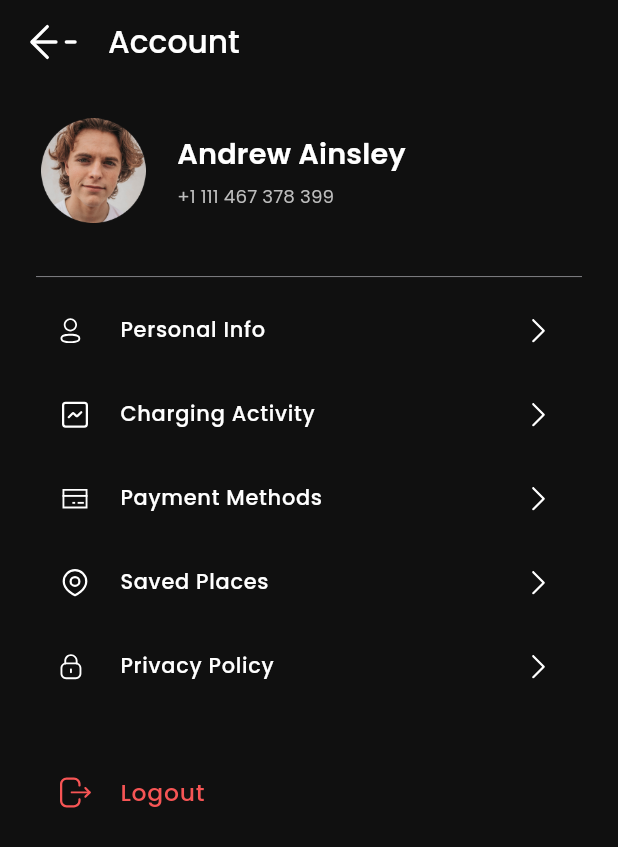
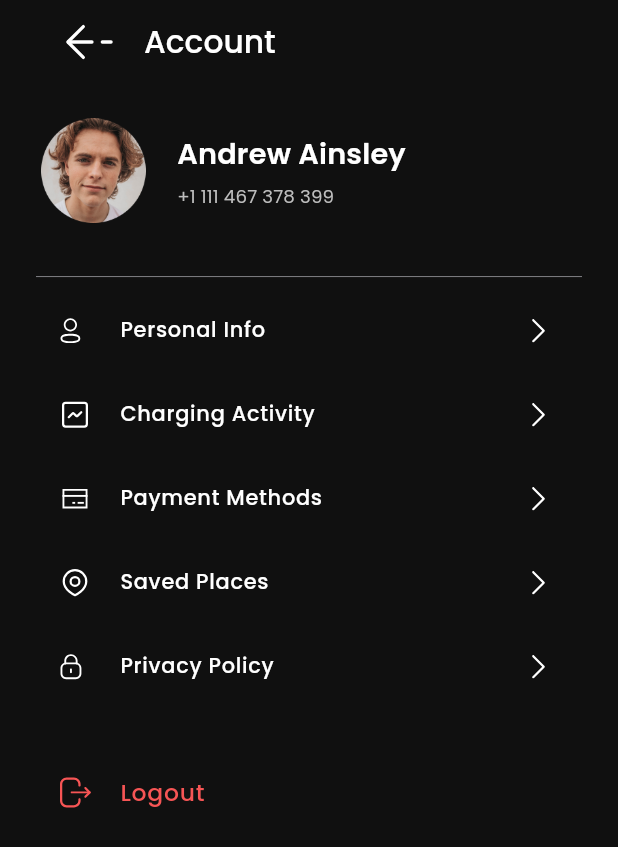
Before and after one commit to backbencherstudio/mevetec_app, a Flutter app: the ProfileScreen screen opened by its route, on a phone screen of 412 x 824 dp. Shown: the top 847 px of the screen. Run offline on Flutter 3.47's test engine with Material 3 defaults, Android fonts, the phone set to English and light mode, and no system bars; our stand-ins replace flutter_riverpod, flutter_screenutil, flutter_svg, go_router, google_fonts.

Commit message:
custom app bar update

```diff
--- a/lib/src/core/theme/app_theme.dart
+++ b/lib/src/core/theme/app_theme.dart
@@ -1,4 +1,5 @@
 import 'package:flutter/material.dart';
+import 'package:mevetec_app/src/core/theme/part/app_bar_theme.dart';
 
 import 'part/elevated_button_theme.dart';
 import 'part/input_decoration_theme.dart';
@@ -13,5 +14,6 @@ class AppTheme {
     colorScheme: AppColorScheme.colorScheme,
     inputDecorationTheme: AppInputDecorationTheme.darkInputDecorationTheme,
     elevatedButtonTheme: AppEvaluatedButtonThemes.darkEvaluatedButtonTheme,
+    appBarTheme: CustomAppBarTheme.lightAppBarTheme,
   );
 }
--- /dev/null
+++ b/lib/src/core/theme/part/app_bar_theme.dart
@@ -0,0 +1,16 @@
+import 'package:flutter/material.dart';
+import 'package:flutter_screenutil/flutter_screenutil.dart';
+import 'package:google_fonts/google_fonts.dart';
+
+class CustomAppBarTheme {
+  static AppBarTheme lightAppBarTheme = AppBarTheme(
+    elevation: 0,
+    centerTitle: false,
+    backgroundColor: Colors.transparent,
+    surfaceTintColor: Colors.transparent,
+    titleTextStyle: GoogleFonts.poppins(
+      fontSize: 24.sp,
+      fontWeight: FontWeight.w500,
+    ),
+  );
+}
--- a/lib/src/features/common_widegts/commonWidget.dart
+++ b/lib/src/features/common_widegts/commonWidget.dart
@@ -5,34 +5,13 @@ import 'package:flutter_svg/svg.dart';
 import 'package:mevetec_app/src/core/theme/theme_extension/color_scheme.dart';
 
 import '../../core/constant/icons.dart';
+import 'custom_app_bar/custom_app_bar.dart';
 
 class CommonWidget {
 
 
-static PreferredSizeWidget appBar({required String title, required BuildContext context} ){
-      final textStyle = Theme.of(context).textTheme;
+static Widget appBar({String? title})=> CustomAppBar(title: title,);
 
- return AppBar(
-        backgroundColor: Colors.transparent,
-        centerTitle: false,
-        title: Text(
-          title,
-          style: textStyle.headlineSmall!.copyWith(
-            fontWeight: FontWeight.w500,
-            color: AppColorScheme.onPrimary,
-          ),
-        ),
-        leading: Padding(
-          padding: EdgeInsets.only(left: 16.w),
-          child: GestureDetector(
-            onTap: () {
-              Navigator.pop(context);
-            },
-            child: SvgPicture.asset(AppIcons.backButton),
-          ),
-        ),
-      );
-}
 
 
 }
--- /dev/null
+++ b/lib/src/features/common_widegts/custom_app_bar/custom_app_bar.dart
@@ -0,0 +1,29 @@
+import 'package:flutter/material.dart';
+import 'package:flutter_screenutil/flutter_screenutil.dart';
+import 'package:flutter_svg/svg.dart';
+import '../../../core/constant/icons.dart';
+
+class CustomAppBar extends StatelessWidget{
+  final String? title;
+  const CustomAppBar({super.key, this.title});
+
+  @override
+  Widget build(BuildContext context) {
+    return AppBar(
+      backgroundColor: Colors.transparent,
+      centerTitle: false,
+      title: title != null ? Text(
+        title!,
+      ) : SizedBox.shrink(),
+      leading: Padding(
+        padding: EdgeInsets.only(left: 16.w),
+        child: GestureDetector(
+          onTap: () {
+            Navigator.pop(context);
+          },
+          child: SvgPicture.asset(AppIcons.backButton),
+        ),
+      ),
+    );
+  }
+}
--- a/lib/src/features/screens/profile/presentation/profile_screen.dart
+++ b/lib/src/features/screens/profile/presentation/profile_screen.dart
@@ -16,11 +16,12 @@ class ProfileScreen extends StatelessWidget {
   @override
   Widget build(BuildContext context) {
     return Scaffold(
-      appBar: CommonWidget.appBar(title: "Account", context: context),
+
       body: Padding(
         padding: AppPadding.horizontalPadding,
         child: Column(
           children: [
+            CommonWidget.appBar(title: "Account",),
             SizedBox(height: 24.w),
             ProfileDisplay(),
             SizedBox(height: 32.h),
--- a/pubspec.yaml
+++ b/pubspec.yaml
@@ -70,12 +70,9 @@ flutter:
   assets:
     - assets/profile_icons/
     - assets/images/
-<<<<<<< HEAD
     - assets/
     - assets/icons/
 
-=======
->>>>>>> fb7bea593e1698794fbb94720083c5916fd1f5ec
   # An image asset can refer to one or more resolution-specific "variants", see
   # https://flutter.dev/to/resolution-aware-images
 
```
